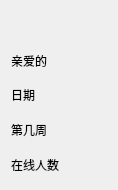
Before: the Qt Designer form Qt-Zhku-Client/UserAvater.ui in yujiecong/Qt-Zhku-Client, drawn with Qt 5.
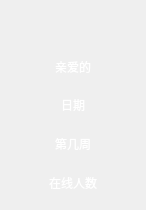
After: the same form once the commit is applied. Icons and pictures are not drawn.

The edit to the form file:
```diff
--- a/Qt-Zhku-Client/UserAvater.ui
+++ b/Qt-Zhku-Client/UserAvater.ui
@@ -6,8 +6,8 @@
    <rect>
     <x>0</x>
     <y>0</y>
-    <width>118</width>
-    <height>190</height>
+    <width>146</width>
+    <height>210</height>
    </rect>
   </property>
   <property name="maximumSize">
@@ -19,6 +19,9 @@
   <property name="windowTitle">
    <string>Form</string>
   </property>
+  <property name="styleSheet">
+   <string notr="true"/>
+  </property>
   <layout class="QVBoxLayout" name="verticalLayout">
    <item>
     <widget class="QLabel" name="label">
@@ -37,34 +40,81 @@
      <property name="scaledContents">
       <bool>true</bool>
      </property>
+     <property name="alignment">
+      <set>Qt::AlignCenter</set>
+     </property>
     </widget>
    </item>
    <item>
-    <widget class="QLabel" name="label_2">
+    <widget class="QLabel" name="name">
+     <property name="font">
+      <font>
+       <family>微软雅黑</family>
+      </font>
+     </property>
+     <property name="styleSheet">
+      <string notr="true">color: rgb(255, 255, 255);</string>
+     </property>
      <property name="text">
       <string>亲爱的</string>
      </property>
+     <property name="alignment">
+      <set>Qt::AlignCenter</set>
+     </property>
     </widget>
    </item>
    <item>
-    <widget class="QLabel" name="label_5">
+    <widget class="QLabel" name="date">
+     <property name="font">
+      <font>
+       <family>微软雅黑</family>
+      </font>
+     </property>
+     <property name="styleSheet">
+      <string notr="true">color: rgb(255, 255, 255);</string>
+     </property>
      <property name="text">
       <string>日期</string>
      </property>
+     <property name="alignment">
+      <set>Qt::AlignCenter</set>
+     </property>
     </widget>
    </item>
    <item>
-    <widget class="QLabel" name="label_3">
+    <widget class="QLabel" name="week">
+     <property name="font">
+      <font>
+       <family>微软雅黑</family>
+      </font>
+     </property>
+     <property name="styleSheet">
+      <string notr="true">color: rgb(255, 255, 255);</string>
+     </property>
      <property name="text">
       <string>第几周</string>
      </property>
+     <property name="alignment">
+      <set>Qt::AlignCenter</set>
+     </property>
     </widget>
    </item>
    <item>
-    <widget class="QLabel" name="label_4">
+    <widget class="QLabel" name="online">
+     <property name="font">
+      <font>
+       <family>微软雅黑</family>
+      </font>
+     </property>
+     <property name="styleSheet">
+      <string notr="true">color: rgb(255, 255, 255);</string>
+     </property>
      <property name="text">
       <string>在线人数</string>
      </property>
+     <property name="alignment">
+      <set>Qt::AlignCenter</set>
+     </property>
     </widget>
    </item>
   </layout>
```
Left out of the diff: 2 changed lines with no effect on the pictures.
